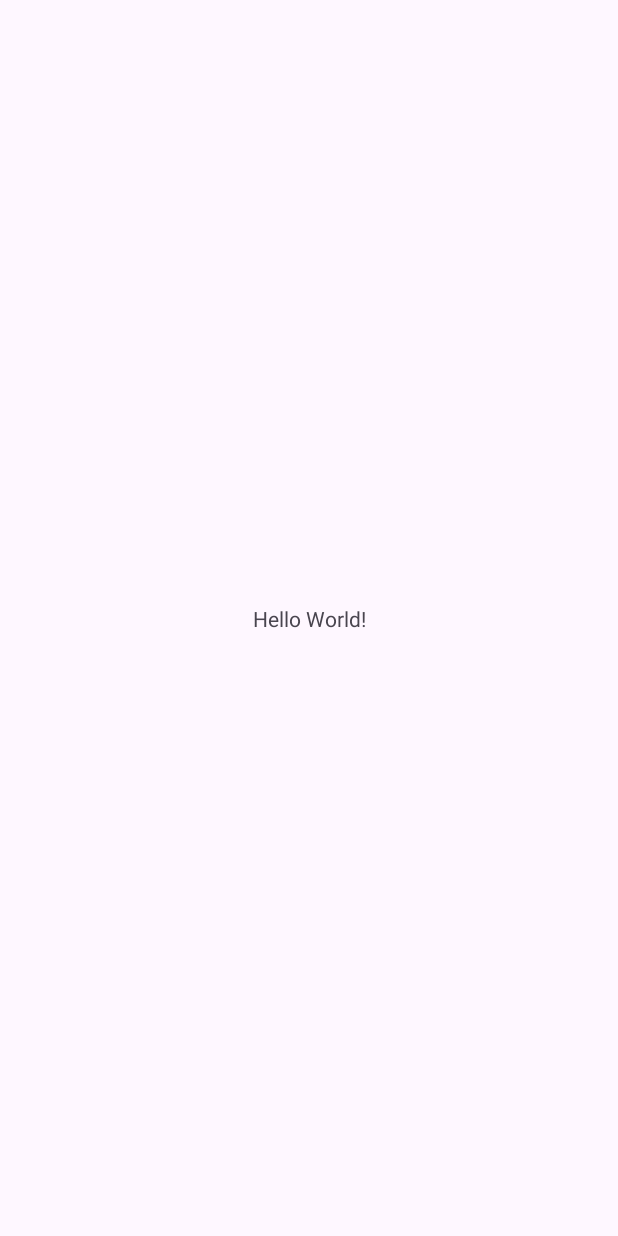
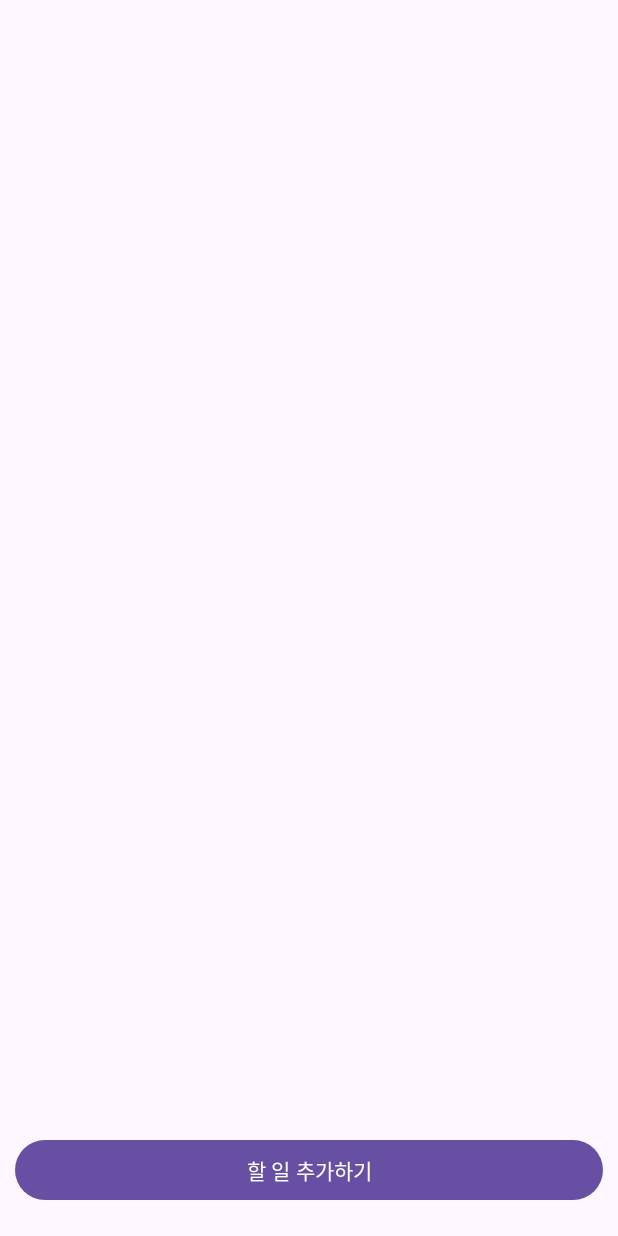
Before and after one commit to sangminee/android, an Android app: the screen it shows after launch (MainActivity), on a phone screen of 412 x 824 dp. Before the commit the screen is almost empty. Run offline under Robolectric (Android 15) with nearby library versions, the phone set to English and light mode, and no system bars; our stand-ins replace Room's generated code.

Commit message:
feat : 10장. 할 일 리스트

```diff
--- a/10_TodoList/app/src/main/java/com/example/todolist/MainActivity.kt
+++ b/10_TodoList/app/src/main/java/com/example/todolist/MainActivity.kt
@@ -1,11 +1,103 @@
 package com.example.todolist
 
+import android.content.DialogInterface
+import android.content.Intent
 import androidx.appcompat.app.AppCompatActivity
 import android.os.Bundle
+import android.os.PersistableBundle
+import android.provider.Telephony.Mms.Intents
+import android.view.View
+import android.widget.AdapterView
+import android.widget.Toast
+import androidx.appcompat.app.AlertDialog
+import androidx.recyclerview.widget.LinearLayoutManager
+import com.example.todolist.databinding.ActivityMainBinding
+import com.example.todolist.db.AppDatabase
+import com.example.todolist.db.ToDoDao
+import com.example.todolist.db.ToDoEntity
 
-class MainActivity : AppCompatActivity() {
+class MainActivity : AppCompatActivity() , OnItemLongClickListener{
+
+    private lateinit var binding: ActivityMainBinding
+
+    private lateinit var db : AppDatabase
+    private lateinit var todoDao : ToDoDao
+    private lateinit var todoList : ArrayList<ToDoEntity>
+    private lateinit var adapter: TodoRecyclerViewAdapter
+
     override fun onCreate(savedInstanceState: Bundle?) {
         super.onCreate(savedInstanceState)
-        setContentView(R.layout.activity_main)
+        binding = ActivityMainBinding.inflate(layoutInflater)
+        setContentView(binding.root)
+
+        binding.btnAdd.setOnClickListener{
+            val intent = Intent(this, AddTodoActivity::class.java)
+            startActivity(intent)
+        }
+
+        // db 인스턴스를 가져오고 DB 작업을 할 수 있는 DAO를 가져옴
+        db = AppDatabase.getInstance(this)!!
+        todoDao = db.getTodoDao()
+
+        getAllTodoList() // 할 일 리스트 가져오기
     }
+
+    private fun getAllTodoList() {
+        Thread{
+            todoList = ArrayList(todoDao.getAll())
+            setRecyclerView()
+        }.start()
+    }
+
+    private fun setRecyclerView() {
+        // 리사이클러뷰 설정
+        runOnUiThread{
+            adapter = TodoRecyclerViewAdapter(todoList, this) // 어댑터 객체 할당
+            binding.recyclerView.adapter = adapter
+            binding.recyclerView.layoutManager = LinearLayoutManager(this)
+        }
+    }
+
+    override fun onRestart() {
+        super.onRestart()
+        getAllTodoList()
+    }
+
+    override fun onLongClick(position: Int) {
+        val builder : AlertDialog.Builder = AlertDialog.Builder(this)
+        builder.setTitle("할 일 삭제")
+        builder.setMessage("정말 삭제하시겠습니까?")
+        builder.setNegativeButton("취소", null)
+        builder.setPositiveButton("네",
+            object : DialogInterface.OnClickListener{
+                override fun onClick(p0 : DialogInterface?, p1: Int) {
+                    deleteTodo(position)
+                }
+            })
+
+        builder.setNeutralButton("수정",
+            object : DialogInterface.OnClickListener{
+                override fun onClick(p0 : DialogInterface?, p1: Int) {
+                    updateTodo(position)
+                }
+            })
+
+        builder.show()
+    }
+
+    private fun updateTodo(position: Int){
+
+    }
+
+    private fun deleteTodo(position: Int){
+        Thread {
+            todoDao.deleteTodo(todoList[position]) // DB에서 삭제
+            todoList.removeAt(position) // 리스트에서 삭제
+            runOnUiThread{
+                adapter.notifyDataSetChanged()
+                Toast.makeText(this, "삭제되었습니다.", Toast.LENGTH_SHORT).show()
+            }
+        }.start()
+    }
+
 }
--- /dev/null
+++ b/10_TodoList/app/src/main/java/com/example/todolist/db/AppDatabase.kt
@@ -0,0 +1,27 @@
+package com.example.todolist.db
+
+import android.content.Context
+import androidx.room.Database
+import androidx.room.Room
+import androidx.room.RoomDatabase
+
+@Database(entities = arrayOf(ToDoEntity::class), version = 1)
+abstract class AppDatabase : RoomDatabase() {
+
+    abstract fun getTodoDao() : ToDoDao
+
+    companion object{
+        val databaseName = "db_todo"
+        var appDatabase : AppDatabase? = null
+
+        fun getInstance(context : Context) : AppDatabase? {
+            if(appDatabase == null){
+                appDatabase = Room.databaseBuilder(context,
+                    AppDatabase::class.java,
+                    databaseName).build()
+            }
+            return appDatabase
+        }
+
+    }
+}
--- /dev/null
+++ b/10_TodoList/app/src/main/java/com/example/todolist/db/ToDoDao.kt
@@ -0,0 +1,21 @@
+package com.example.todolist.db
+
+import androidx.room.Dao
+import androidx.room.Delete
+import androidx.room.Index
+import androidx.room.Insert
+import androidx.room.Query
+import androidx.room.Update
+
+@Dao
+interface ToDoDao {
+    @Query("SELECT id, title, importance FROM ToDoEntity")
+    fun getAll() : List<ToDoEntity>
+    @Insert
+    fun insertTodo(todo : ToDoEntity)
+    @Delete
+    fun deleteTodo(todo: ToDoEntity)
+
+    @Update
+    fun updateTodo(todo: ToDoEntity)
+}
--- a/10_TodoList/app/src/main/res/layout/activity_main.xml
+++ b/10_TodoList/app/src/main/res/layout/activity_main.xml
@@ -6,13 +6,25 @@
     android:layout_height="match_parent"
     tools:context=".MainActivity">
 
-    <TextView
-        android:layout_width="wrap_content"
+   <androidx.recyclerview.widget.RecyclerView
+       android:id="@+id/recyclerView"
+       android:layout_width="match_parent"
+       android:layout_height="0dp"
+       app:layout_constraintBottom_toTopOf="@id/btn_add"
+       app:layout_constraintTop_toTopOf="parent"
+       tools:listitem="@layout/item_todo"/>
+
+    <Button
+        android:id="@+id/btn_add"
+        android:layout_width="0dp"
         android:layout_height="wrap_content"
-        android:text="Hello World!"
+        android:text="할 일 추가하기"
+        app:layout_constraintStart_toStartOf="parent"
+        app:layout_constraintEnd_toEndOf="parent"
         app:layout_constraintBottom_toBottomOf="parent"
-        app:layout_constraintEnd_toEndOf="parent"
-        app:layout_constraintStart_toStartOf="parent"
-        app:layout_constraintTop_toTopOf="parent" />
+        android:layout_marginBottom="20dp"
+        android:layout_marginStart="10dp"
+        android:layout_marginEnd="10dp"/>
+
 
 </androidx.constraintlayout.widget.ConstraintLayout>
--- a/10_TodoList/app/src/main/res/values/colors.xml
+++ b/10_TodoList/app/src/main/res/values/colors.xml
@@ -1,5 +1,14 @@
 <?xml version="1.0" encoding="utf-8"?>
 <resources>
+    <color name="purple_200">#FFBB86FC</color>
+    <color name="purple_500">#FF6200EE</color>
+    <color name="purple_700">#FF3700B3</color>
+    <color name="teal_200">#FF03DAC5</color>
+    <color name="teal_700">#FF018786</color>
     <color name="black">#FF000000</color>
     <color name="white">#FFFFFFFF</color>
+
+    <color name="red">#FF6767</color>
+    <color name="yellow">#E1BF5A</color>
+    <color name="green">#10A806</color>
 </resources>
```
Also changed, not shown: 10_TodoList/app/build.gradle (+11 -0 lines), 10_TodoList/app/src/main/AndroidManifest.xml (+17 -0 lines), 10_TodoList/app/src/main/java/com/example/todolist/AddTodoActivity.kt (added, +55 -0 lines), 10_TodoList/app/src/main/java/com/example/todolist/TodoRecyclerViewAdapter.kt (added, +61 -0 lines), 10_TodoList/app/src/main/java/com/example/todolist/db/ToDoEntity.kt (added, +41 -0 lines), 10_TodoList/app/src/main/res/layout/activity_add_todo.xml (added, +81 -0 lines), 10_TodoList/app/src/main/res/layout/item_todo.xml (added, +35 -0 lines), 10_TodoList/app/src/main/res/values/strings.xml (+15 -1 lines).
